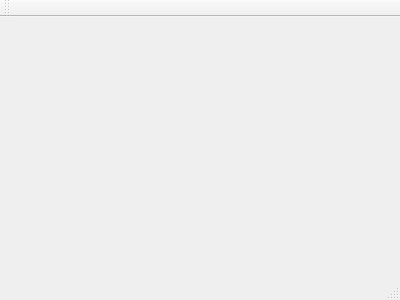
nelolik/RehearsalPlayer, file playermainwindow.ui: the form before one commit.
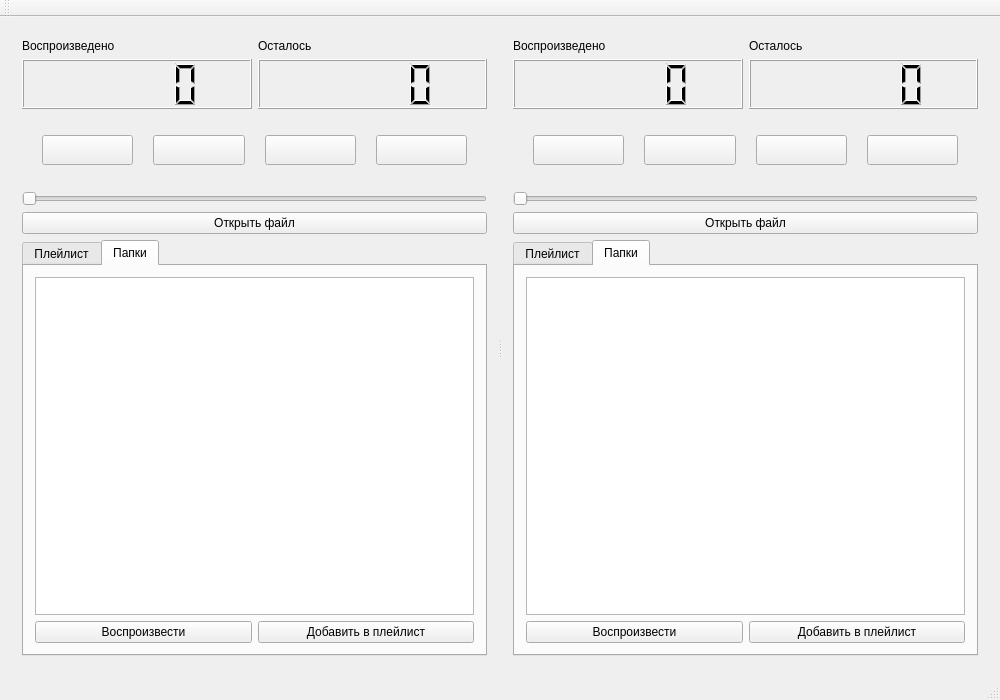
The form after the commit.

Commit message: Grafical interface is prepared. Player can play some music. Communication between views is not ready.

What changed in the file:
```diff
--- a/playermainwindow.ui
+++ b/playermainwindow.ui
@@ -1,24 +1,418 @@
 <ui version="4.0">
  <class>PlayerMainWindow</class>
- <widget class="QMainWindow" name="PlayerMainWindow" >
-  <property name="geometry" >
+ <widget class="QMainWindow" name="PlayerMainWindow">
+  <property name="geometry">
    <rect>
     <x>0</x>
     <y>0</y>
-    <width>400</width>
-    <height>300</height>
+    <width>1000</width>
+    <height>700</height>
    </rect>
   </property>
   <property name="windowTitle" >
    <string>PlayerMainWindow</string>
   </property>
-  <widget class="QMenuBar" name="menuBar" />
-  <widget class="QToolBar" name="mainToolBar" />
-  <widget class="QWidget" name="centralWidget" />
-  <widget class="QStatusBar" name="statusBar" />
+  <widget class="QWidget" name="centralWidget">
+   <layout class="QVBoxLayout" name="verticalLayout_3">
+    <item>
+     <widget class="QSplitter" name="splitter">
+      <property name="orientation">
+       <enum>Qt::Horizontal</enum>
+      </property>
+      <widget class="QWidget" name="verticalLayoutWidget">
+       <layout class="QVBoxLayout" name="player1_Layout">
+        <item>
+         <layout class="QHBoxLayout" name="timeOutNames1_Layout">
+          <item>
+           <widget class="QLabel" name="elepsed1Lable">
+            <property name="text">
+             <string>Воспроизведено</string>
+            </property>
+           </widget>
+          </item>
+          <item>
+           <widget class="QLabel" name="left1Lbl">
+            <property name="text">
+             <string>Осталось</string>
+            </property>
+           </widget>
+          </item>
+         </layout>
+        </item>
+        <item>
+         <layout class="QHBoxLayout" name="timeOutput1_Layout">
+          <item>
+           <widget class="QLCDNumber" name="elepsed1lcdNumber">
+            <property name="minimumSize">
+             <size>
+              <width>0</width>
+              <height>50</height>
+             </size>
+            </property>
+           </widget>
+          </item>
+          <item>
+           <widget class="QLCDNumber" name="left1lcdNumber">
+            <property name="minimumSize">
+             <size>
+              <width>0</width>
+              <height>50</height>
+             </size>
+            </property>
+           </widget>
+          </item>
+         </layout>
+        </item>
+        <item>
+         <layout class="QHBoxLayout" name="buttons1_Layout">
+          <property name="spacing">
+           <number>20</number>
+          </property>
+          <property name="leftMargin">
+           <number>20</number>
+          </property>
+          <property name="topMargin">
+           <number>20</number>
+          </property>
+          <property name="rightMargin">
+           <number>20</number>
+          </property>
+          <property name="bottomMargin">
+           <number>20</number>
+          </property>
+          <item>
+           <widget class="QPushButton" name="back1Button">
+            <property name="minimumSize">
+             <size>
+              <width>0</width>
+              <height>30</height>
+             </size>
+            </property>
+            <property name="text">
+             <string/>
+            </property>
+           </widget>
+          </item>
+          <item>
+           <widget class="QPushButton" name="play1Button">
+            <property name="minimumSize">
+             <size>
+              <width>0</width>
+              <height>30</height>
+             </size>
+            </property>
+            <property name="text">
+             <string/>
+            </property>
+           </widget>
+          </item>
+          <item>
+           <widget class="QPushButton" name="stop1Button">
+            <property name="minimumSize">
+             <size>
+              <width>0</width>
+              <height>30</height>
+             </size>
+            </property>
+            <property name="text">
+             <string/>
+            </property>
+           </widget>
+          </item>
+          <item>
+           <widget class="QPushButton" name="forward1Button">
+            <property name="minimumSize">
+             <size>
+              <width>0</width>
+              <height>30</height>
+             </size>
+            </property>
+            <property name="text">
+             <string/>
+            </property>
+           </widget>
+          </item>
+         </layout>
+        </item>
+        <item>
+         <widget class="QSlider" name="trackPosition1_Slider">
+          <property name="maximum">
+           <number>0</number>
+          </property>
+          <property name="orientation">
+           <enum>Qt::Horizontal</enum>
+          </property>
+         </widget>
+        </item>
+        <item>
+         <widget class="QPushButton" name="openFile1Button">
+          <property name="text">
+           <string>Открыть файл</string>
+          </property>
+         </widget>
+        </item>
+        <item>
+         <widget class="QTabWidget" name="lists1_Widget">
+          <property name="currentIndex">
+           <number>1</number>
+          </property>
+          <widget class="QWidget" name="playlist1">
+           <attribute name="title">
+            <string>Плейлист</string>
+           </attribute>
+           <layout class="QVBoxLayout" name="verticalLayout_5">
+            <item>
+             <widget class="QListView" name="playlist1_listView"/>
+            </item>
+           </layout>
+          </widget>
+          <widget class="QWidget" name="folders1">
+           <attribute name="title">
+            <string>Папки</string>
+           </attribute>
+           <layout class="QVBoxLayout" name="verticalLayout">
+            <item>
+             <layout class="QVBoxLayout" name="folders1_Layout">
+              <item>
+               <widget class="QTreeView" name="folders1_View"/>
+              </item>
+              <item>
+               <layout class="QHBoxLayout" name="foldersBtns1_Layout">
+                <item>
+                 <widget class="QPushButton" name="playSelected1_Button">
+                  <property name="text">
+                   <string>Воспроизвести</string>
+                  </property>
+                 </widget>
+                </item>
+                <item>
+                 <widget class="QPushButton" name="addToPlaylist1_Button">
+                  <property name="text">
+                   <string>Добавить в плейлист</string>
+                  </property>
+                 </widget>
+                </item>
+               </layout>
+              </item>
+             </layout>
+            </item>
+           </layout>
+          </widget>
+         </widget>
+        </item>
+       </layout>
+      </widget>
+      <widget class="QWidget" name="verticalLayoutWidget_2">
+       <layout class="QVBoxLayout" name="player2_Layout">
+        <item>
+         <layout class="QHBoxLayout" name="timeOutNames2_Layout">
+          <item>
+           <widget class="QLabel" name="elepsed2Lable">
+            <property name="text">
+             <string>Воспроизведено</string>
+            </property>
+           </widget>
+          </item>
+          <item>
+           <widget class="QLabel" name="left2Lbl">
+            <property name="text">
+             <string>Осталось</string>
+            </property>
+           </widget>
+          </item>
+         </layout>
+        </item>
+        <item>
+         <layout class="QHBoxLayout" name="timeOutput2_Layout">
+          <item>
+           <widget class="QLCDNumber" name="elepsed2lcdNumber">
+            <property name="minimumSize">
+             <size>
+              <width>0</width>
+              <height>50</height>
+             </size>
+            </property>
+           </widget>
+          </item>
+          <item>
+           <widget class="QLCDNumber" name="left2lcdNumber">
+            <property name="minimumSize">
+             <size>
+              <width>0</width>
+              <height>50</height>
+             </size>
+            </property>
+           </widget>
+          </item>
+         </layout>
+        </item>
+        <item>
+         <layout class="QHBoxLayout" name="buttons2_Layout">
+          <property name="spacing">
+           <number>20</number>
+          </property>
+          <property name="sizeConstraint">
+           <enum>QLayout::SetDefaultConstraint</enum>
+          </property>
+          <property name="leftMargin">
+           <number>20</number>
+          </property>
+          <property name="topMargin">
+           <number>20</number>
+          </property>
+          <property name="rightMargin">
+           <number>20</number>
+          </property>
+          <property name="bottomMargin">
+           <number>20</number>
+          </property>
+          <item>
+           <widget class="QPushButton" name="back2Button">
+            <property name="minimumSize">
+             <size>
+              <width>0</width>
+              <height>30</height>
+             </size>
+            </property>
+            <property name="text">
+             <string/>
+            </property>
+           </widget>
+          </item>
+          <item>
+           <widget class="QPushButton" name="play2Button">
+            <property name="minimumSize">
+             <size>
+              <width>0</width>
+              <height>30</height>
+             </size>
+            </property>
+            <property name="text">
+             <string/>
+            </property>
+           </widget>
+          </item>
+          <item>
+           <widget class="QPushButton" name="stop2Button">
+            <property name="minimumSize">
+             <size>
+              <width>0</width>
+              <height>30</height>
+             </size>
+            </property>
+            <property name="text">
+             <string/>
+            </property>
+           </widget>
+          </item>
+          <item>
+           <widget class="QPushButton" name="forward2Button">
+            <property name="minimumSize">
+             <size>
+              <width>0</width>
+              <height>30</height>
+             </size>
+            </property>
+            <property name="text">
+             <string/>
+            </property>
+           </widget>
+          </item>
+         </layout>
+        </item>
+        <item>
+         <widget class="QSlider" name="trackPosition2_Slider">
+          <property name="maximum">
+           <number>0</number>
+          </property>
+          <property name="orientation">
+           <enum>Qt::Horizontal</enum>
+          </property>
+         </widget>
+        </item>
+        <item>
+         <widget class="QPushButton" name="openFile2Button">
+          <property name="text">
+           <string>Открыть файл</string>
+          </property>
+         </widget>
+        </item>
+        <item>
+         <widget class="QTabWidget" name="lists2_Widget">
+          <property name="currentIndex">
+           <number>1</number>
+          </property>
+          <widget class="QWidget" name="playlist2">
+           <attribute name="title">
+            <string>Плейлист</string>
+           </attribute>
+           <layout class="QVBoxLayout" name="verticalLayout_6">
+            <item>
+             <widget class="QListView" name="playlist2_listView"/>
+            </item>
+           </layout>
+          </widget>
+          <widget class="QWidget" name="folders2">
+           <attribute name="title">
+            <string>Папки</string>
+           </attribute>
+           <layout class="QVBoxLayout" name="verticalLayout_2">
+            <item>
+             <layout class="QVBoxLayout" name="folders2_Layout">
+              <item>
+               <widget class="QTreeView" name="folders2_View"/>
+              </item>
+              <item>
+               <layout class="QHBoxLayout" name="foldersBtns2_Layout">
+                <item>
+                 <widget class="QPushButton" name="playSelected2_Button">
+                  <property name="text">
+                   <string>Воспроизвести</string>
+                  </property>
+                 </widget>
+                </item>
+                <item>
+                 <widget class="QPushButton" name="addToPlaylist2_Button">
+                  <property name="text">
+                   <string>Добавить в плейлист</string>
+                  </property>
+                 </widget>
+                </item>
+               </layout>
+              </item>
+             </layout>
+            </item>
+           </layout>
+          </widget>
+         </widget>
+        </item>
+       </layout>
+      </widget>
+     </widget>
+    </item>
+   </layout>
+  </widget>
+  <widget class="QMenuBar" name="menuBar">
+   <property name="geometry">
+    <rect>
+     <x>0</x>
+     <y>0</y>
+     <width>1000</width>
+     <height>22</height>
+    </rect>
+   </property>
+  </widget>
+  <widget class="QToolBar" name="mainToolBar">
+   <attribute name="toolBarArea">
+    <enum>TopToolBarArea</enum>
+   </attribute>
+   <attribute name="toolBarBreak">
+    <bool>false</bool>
+   </attribute>
+  </widget>
+  <widget class="QStatusBar" name="statusBar"/>
  </widget>
- <layoutDefault spacing="6" margin="11" />
- <pixmapfunction></pixmapfunction>
+ <layoutdefault spacing="6" margin="11"/>
  <resources/>
  <connections/>
 </ui>
```
Left out of the diff: 3 changed lines with no effect on the pictures. The commit also changes 8 other files.
